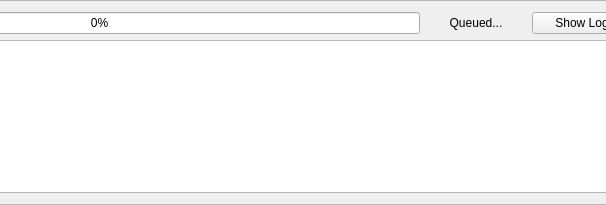
PASTA-ELN/pasta-eln, file pasta_eln/GUI/dataverse_ui/dataverse_upload_widget_base.ui: the form before one commit; both pictures show x 439 to 1045 and y 0 to 205 of the 1189 by 205 pixel window.
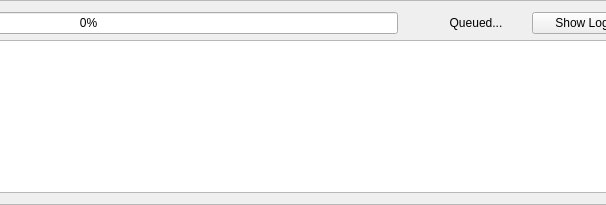
The form after the commit. Icons and pictures are not drawn.

Commit message: - Other minor UI and upload manager changes.

What changed in the file:
```diff
--- a/pasta_eln/GUI/dataverse_ui/dataverse_upload_widget_base.ui
+++ b/pasta_eln/GUI/dataverse_ui/dataverse_upload_widget_base.ui
@@ -51,6 +51,27 @@
         </widget>
        </item>
        <item>
+        <layout class="QHBoxLayout" name="statusHorizontalLayout">
+         <item>
+          <widget class="QLabel" name="statusIconLabel">
+           <property name="sizePolicy">
+            <sizepolicy hsizetype="Fixed" vsizetype="Fixed">
+             <horstretch>0</horstretch>
+             <verstretch>0</verstretch>
+            </sizepolicy>
+           </property>
+           <property name="minimumSize">
+            <size>
+             <width>16</width>
+             <height>16</height>
+            </size>
+           </property>
+           <property name="text">
+            <string/>
+           </property>
+          </widget>
+         </item>
+         <item>
         <widget class="QLabel" name="statusLabel">
          <property name="minimumSize">
           <size>
@@ -68,6 +89,8 @@
           <set>Qt::AlignCenter</set>
          </property>
         </widget>
+         </item>
+        </layout>
        </item>
        <item>
         <widget class="QPushButton" name="showLogPushButton">
```
Lines whose indentation alone changed are shown as unchanged. The commit also changes 1 other file.
